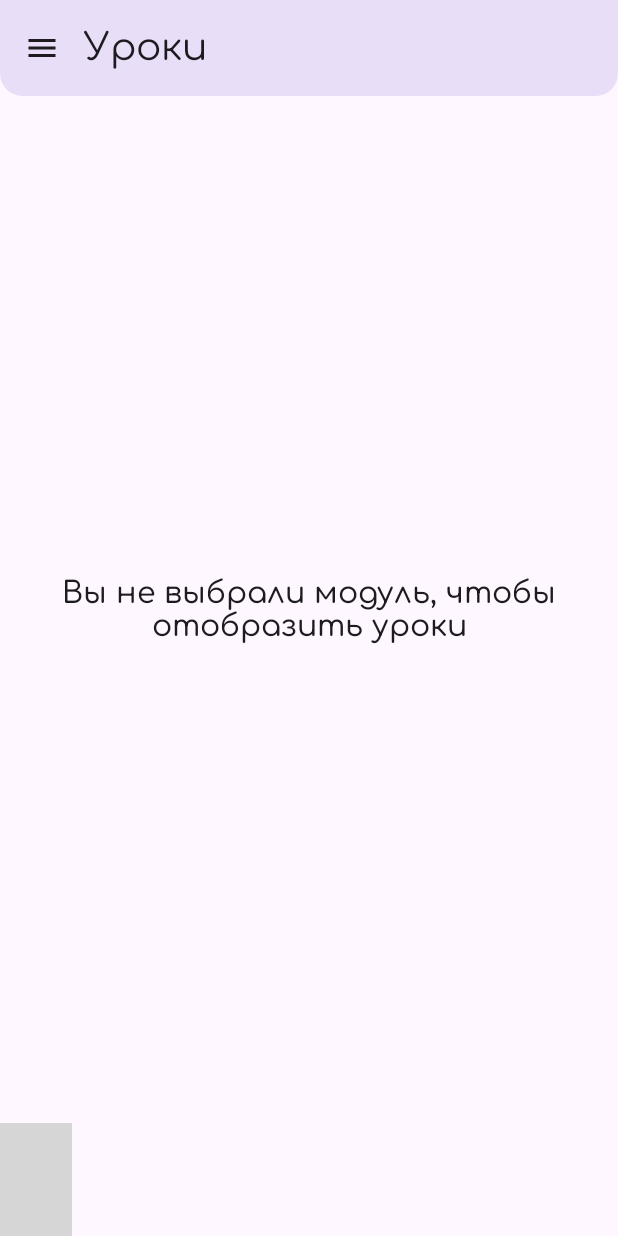
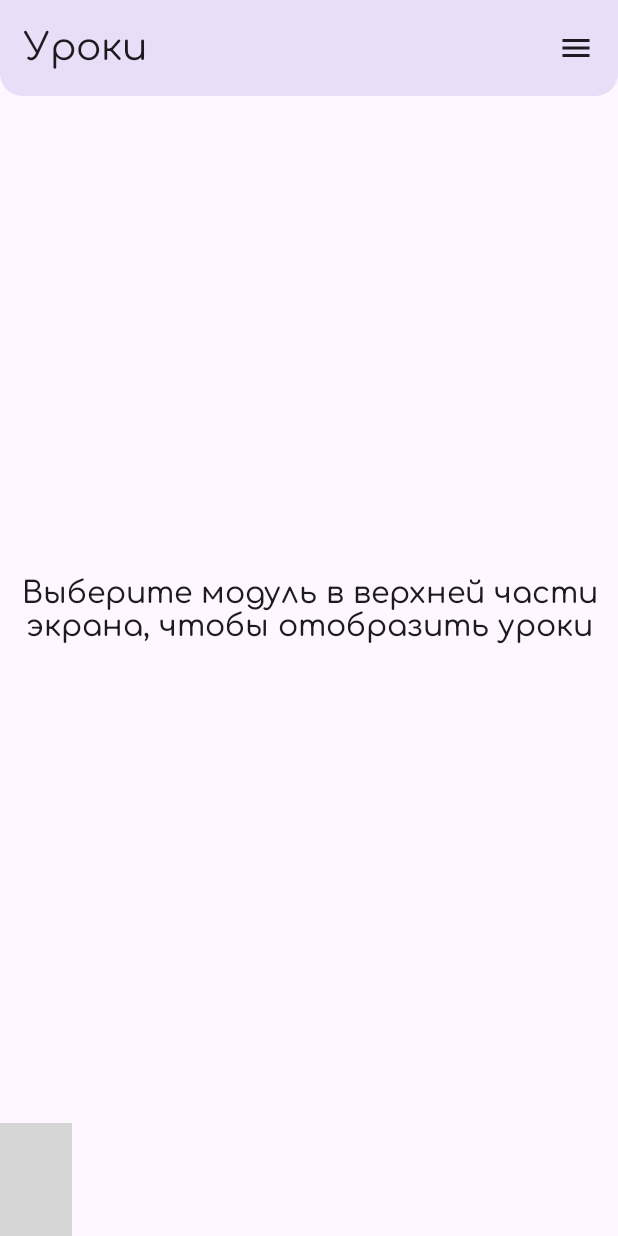
Before and after one commit to NikolaeJoacabine/CAcademy, an Android app built with Jetpack Compose: the screen it shows after launch (MainActivity), on a phone screen of 412 x 824 dp. Run offline under Robolectric (Android 15) with nearby library versions, the phone set to English and light mode, and no system bars; our stand-ins replace Room's generated code, accompanist; libraries missing offline, so code that uses them is left out: com.exyte.animatednavbar; 2 statements that could not run were skipped; grey boxes are pictures that could not be loaded.

Commit message:
Ну оч крутое приложение

```diff
--- a/app/src/main/java/com/nikolaej/cacademy/AcademyApplication.kt
+++ b/app/src/main/java/com/nikolaej/cacademy/AcademyApplication.kt
@@ -1,6 +1,10 @@
 package com.nikolaej.cacademy
 
 import android.app.Application
+import android.content.Context
+import androidx.datastore.core.DataStore
+import androidx.datastore.preferences.core.Preferences
+import androidx.datastore.preferences.preferencesDataStore
 import com.nikolaej.cacademy.dataSQL.AppContainer
 import com.nikolaej.cacademy.dataSQL.AppDataContainer
 
--- a/app/src/main/java/com/nikolaej/cacademy/MainActivity.kt
+++ b/app/src/main/java/com/nikolaej/cacademy/MainActivity.kt
@@ -18,7 +18,7 @@ import com.nikolaej.cacademy.ui.theme.CAcademyTheme
 class MainActivity : ComponentActivity() {
     override fun onCreate(savedInstanceState: Bundle?) {
         super.onCreate(savedInstanceState)
-        WindowCompat.setDecorFitsSystemWindows(window, false)
+
         setContent {
 
             val Theme = isSystemInDarkTheme()
--- a/app/src/main/java/com/nikolaej/cacademy/MainAppContainer.kt
+++ b/app/src/main/java/com/nikolaej/cacademy/MainAppContainer.kt
@@ -6,11 +6,16 @@ import androidx.compose.animation.fadeIn
 import androidx.compose.animation.fadeOut
 import androidx.compose.animation.slideInVertically
 import androidx.compose.animation.slideOutVertically
+import androidx.compose.foundation.layout.Arrangement
 import androidx.compose.foundation.layout.Box
+import androidx.compose.foundation.layout.Column
 import androidx.compose.foundation.layout.PaddingValues
+import androidx.compose.foundation.layout.Row
+import androidx.compose.foundation.layout.Spacer
 import androidx.compose.foundation.layout.WindowInsets
 import androidx.compose.foundation.layout.asPaddingValues
 import androidx.compose.foundation.layout.fillMaxSize
+import androidx.compose.foundation.layout.fillMaxWidth
 import androidx.compose.foundation.layout.height
 import androidx.compose.foundation.layout.padding
 import androidx.compose.foundation.layout.size
@@ -18,8 +23,11 @@ import androidx.compose.foundation.layout.systemBars
 import androidx.compose.foundation.shape.RoundedCornerShape
 import androidx.compose.material.icons.Icons
 import androidx.compose.material.icons.filled.AccountCircle
+import androidx.compose.material.icons.filled.ArrowBack
 import androidx.compose.material.icons.filled.Book
 import androidx.compose.material.icons.filled.Menu
+import androidx.compose.material.icons.filled.Settings
+import androidx.compose.material3.ElevatedButton
 import androidx.compose.material3.ExperimentalMaterial3Api
 import androidx.compose.material3.Icon
 import androidx.compose.material3.IconButton
@@ -35,6 +43,7 @@ import androidx.compose.runtime.getValue
 import androidx.compose.ui.Alignment
 import androidx.compose.ui.Modifier
 import androidx.compose.ui.draw.clip
+import androidx.compose.ui.text.style.TextAlign
 import androidx.compose.ui.unit.dp
 import androidx.lifecycle.viewmodel.compose.viewModel
 import androidx.navigation.NavBackStackEntry
@@ -73,19 +82,12 @@ fun ScreenApp(
     val paddingValue = WindowInsets.systemBars.asPaddingValues()
 
     val navBackStackEntry by navController.currentBackStackEntryAsState() //получаем в текстовом виде название страницы
-    val sheetState = rememberModalBottomSheetState()
+    val sheetState = rememberModalBottomSheetState(skipPartiallyExpanded = true)
 
     Scaffold(
         topBar = {
             //верхняя информационная панель, отсюда вызывается глобальное меню в приложении
             Beautiful_app_bar(
-                currentScreenTitle = when (navBackStackEntry?.destination?.route) {
-                    "FullLesson" -> "Уроки"
-                    "Module" -> "Модули"
-                    "Settings" -> "Настройки"
-                    "Progress" -> "Прогресс"
-                    else -> ""
-                },
                 navBackStackEntry = navBackStackEntry,
                 navController = navController,
                 gameviewModel = gameviewModel
@@ -164,6 +166,14 @@ fun ScreenApp(
             sheetState = sheetState,
             onDismissRequest = { gameviewModel.IndexModalBottomSheets = false }
         ) {
+            Column(
+                modifier = Modifier.fillMaxSize()
+            ) {
+                Text(
+                    text = "Выберите модуль",
+                    textAlign = TextAlign.Center,
+                    modifier = Modifier.fillMaxWidth()
+                )
                 ModuleScreen(
                     navigateToItemUpdate = {
                         gameviewModel.IndexModalBottomSheets = false
@@ -173,12 +183,12 @@ fun ScreenApp(
             }
         }
     }
+}
 
 
 @OptIn(ExperimentalMaterial3Api::class)
 @Composable
 private fun Beautiful_app_bar(
-    currentScreenTitle: String,
     navBackStackEntry: NavBackStackEntry?,
     navController: NavHostController,
     gameviewModel: CAcademyViewModel
@@ -198,17 +208,75 @@ private fun Beautiful_app_bar(
         //верхняя панель
         TopAppBar(
             title = {
-                Text(text = currentScreenTitle)
+                if (navBackStackEntry?.destination?.route == "FullLesson") {
+                    Row(
+                        horizontalArrangement = Arrangement.Center,
+                        verticalAlignment = Alignment.CenterVertically
+                    ) {
+                        Text(text = "Уроки")
+                        Spacer(modifier = Modifier.weight(1f))
+                        IconButton(
+                            onClick = {
+                                gameviewModel.IndexModalBottomSheets = true
                             },
-            //что делает кнопка
-            navigationIcon = {
-                IconButton(onClick = {
-                    gameviewModel.IndexModalBottomSheets = true
-                }
+                            modifier = Modifier.padding(horizontal = 4.dp)
+                        ) {
+                            Row(
+                                horizontalArrangement = Arrangement.Center,
+                                verticalAlignment = Alignment.CenterVertically
                             ) {
                                 Icon(
                                     imageVector = Icons.Default.Menu, contentDescription = null
                                 )
+                            }
+                        }
+                    }
+                }
+                if (navBackStackEntry?.destination?.route == "Progress") {
+                    Row(
+                        horizontalArrangement = Arrangement.Center,
+                        verticalAlignment = Alignment.CenterVertically
+                    ) {
+                        Text(text = "Профиль")
+                        Spacer(modifier = Modifier.weight(1f))
+                        IconButton(
+                            onClick = {
+                                navController.navigate(SettingsDestination.route)
+                            },
+                            modifier = Modifier.padding(horizontal = 4.dp)
+                        ) {
+                            Row(
+                                horizontalArrangement = Arrangement.Center,
+                                verticalAlignment = Alignment.CenterVertically
+                            ) {
+                                Icon(
+                                    imageVector = Icons.Default.Settings, contentDescription = null
+                                )
+                            }
+                        }
+                    }
+                }
+                if (navBackStackEntry?.destination?.route == "Settings") {
+                    Row(
+                        horizontalArrangement = Arrangement.Center,
+                        verticalAlignment = Alignment.CenterVertically
+                    ) {
+                        Text(text = "Настройки")
+                    }
+                }
+            },
+            navigationIcon = {
+                if (navBackStackEntry?.destination?.route == "Settings") {
+                    IconButton(
+                        onClick = {
+                            navController.popBackStack(ProgressDestination.route, inclusive = false)
+                        }
+                    ) {
+                        Icon(
+                            imageVector = Icons.Default.ArrowBack, contentDescription = null
+                        )
+                    }
+                    Spacer(modifier = Modifier.size(4.dp))
                 }
             },
             scrollBehavior = scrollBehavior,
@@ -236,7 +304,7 @@ private fun Very_beautiful_control_panel(
             targetOffsetY = { fullHeight -> fullHeight })
     ) {
         AnimatedNavigationBar(
-            modifier = Modifier.height(75.dp + ppp.calculateBottomPadding()),
+            modifier = Modifier.height(75.dp),
             selectedIndex = gameviewModel.selectedIndex,
             cornerRadius = shapeCornerRadius(30.dp, 30.dp, 0.dp, 0.dp),
             ballAnimation = Parabolic(tween(600)),
@@ -250,9 +318,7 @@ private fun Very_beautiful_control_panel(
                 modifier = Modifier
                     .fillMaxSize()
                     .noRippleClickable {
-
                         navController.popBackStack(LessonsDestination.route, inclusive = false)
-
                     },
                 contentAlignment = Alignment.Center
             ) {
--- a/app/src/main/java/com/nikolaej/cacademy/dataSQL/Lesson.kt
+++ b/app/src/main/java/com/nikolaej/cacademy/dataSQL/Lesson.kt
@@ -19,5 +19,5 @@ data class Lesson(
 data class User(
     @PrimaryKey
     val id: Int,
-    val nameLesson: String
+    val nameModule: String = ""
 )
--- a/app/src/main/java/com/nikolaej/cacademy/dataSQL/LessonDao.kt
+++ b/app/src/main/java/com/nikolaej/cacademy/dataSQL/LessonDao.kt
@@ -45,21 +45,4 @@ interface LessonDao{
         """
     )
     suspend fun getProgress():Int
-
-    @Query(
-        """
-            SELECT COUNT(*) FROM lesson
-            where nameModule = :name
-        """
-    )
-    suspend fun counttt(name:String): Int
-
-    @Query(
-        """
-            SELECT COUNT(:name) FROM lesson
-            where Yes = 1
-        """
-    )
-    suspend fun progress(name: String):Int
-
 }
--- a/app/src/main/java/com/nikolaej/cacademy/dataSQL/LessonDatabase.kt
+++ b/app/src/main/java/com/nikolaej/cacademy/dataSQL/LessonDatabase.kt
@@ -5,7 +5,7 @@ import androidx.room.Database
 import androidx.room.Room
 import androidx.room.RoomDatabase
 
-@Database(entities = [Lesson::class, User::class], version = 1 )
+@Database(entities = [Lesson::class], version = 1 )
 abstract class LessonDatabase: RoomDatabase() {
     abstract fun lessonDao(): LessonDao
 
--- a/app/src/main/java/com/nikolaej/cacademy/dataSQL/LessonRepository.kt
+++ b/app/src/main/java/com/nikolaej/cacademy/dataSQL/LessonRepository.kt
@@ -8,6 +8,4 @@ interface LessonRepository {
     suspend fun updateYes(id: Int)
     suspend fun updatePass(id: Int)
     suspend fun getProgress(): Int
-    suspend fun counttt(name: String): Int
-    suspend fun progress(name: String):Int
 }
--- a/app/src/main/java/com/nikolaej/cacademy/dataSQL/OfflineLessonRepository.kt
+++ b/app/src/main/java/com/nikolaej/cacademy/dataSQL/OfflineLessonRepository.kt
@@ -13,6 +13,4 @@ class OfflineLessonRepository(private val lessonDao: LessonDao):LessonRepository
 
     override suspend fun getProgress(): Int = lessonDao.getProgress()
 
-    override suspend fun counttt(name: String): Int = lessonDao.counttt(name)
-    override suspend fun progress(name: String): Int = lessonDao.progress(name)
 }
--- a/app/src/main/java/com/nikolaej/cacademy/ui/AppViewModelProvider.kt
+++ b/app/src/main/java/com/nikolaej/cacademy/ui/AppViewModelProvider.kt
@@ -2,6 +2,7 @@ package com.nikolaej.cacademy.ui
 
 import android.text.Spannable.Factory
 import androidx.lifecycle.ViewModelProvider
+import androidx.lifecycle.ViewModelProvider.AndroidViewModelFactory.Companion.APPLICATION_KEY
 import androidx.lifecycle.createSavedStateHandle
 import androidx.lifecycle.viewmodel.CreationExtras
 import androidx.lifecycle.viewmodel.initializer
@@ -36,4 +37,4 @@ object AppViewModelProvider {
 }
 
 fun CreationExtras.inventoryApplication(): AcademyApplication =
-    (this[ViewModelProvider.AndroidViewModelFactory.APPLICATION_KEY] as AcademyApplication)
+    (this[APPLICATION_KEY] as AcademyApplication)
--- a/app/src/main/java/com/nikolaej/cacademy/ui/CAcademyViewModel.kt
+++ b/app/src/main/java/com/nikolaej/cacademy/ui/CAcademyViewModel.kt
@@ -3,7 +3,6 @@ package com.nikolaej.cacademy.ui
 import androidx.compose.runtime.getValue
 import androidx.compose.runtime.mutableIntStateOf
 import androidx.compose.runtime.mutableStateOf
-import androidx.compose.runtime.remember
 import androidx.compose.runtime.setValue
 import androidx.lifecycle.ViewModel
 
@@ -18,5 +17,4 @@ class CAcademyViewModel: ViewModel() {
 
     var IndexModalBottomSheets by mutableStateOf(false)
 
-
 }
--- a/app/src/main/java/com/nikolaej/cacademy/ui/screen/LessonScreen.kt
+++ b/app/src/main/java/com/nikolaej/cacademy/ui/screen/LessonScreen.kt
@@ -239,7 +239,9 @@ fun LessonScreen(
         TabRow(
             selectedTabIndex = viewModel.selectTabIndex,
             indicator = indicator,
-            divider = {}
+            divider = {},
+            containerColor = MaterialTheme.colorScheme.secondaryContainer,
+            modifier = Modifier.clip(shape = RoundedCornerShape(0.dp, 0.dp, 15.dp, 15.dp))
         ) {
             tabItem.forEachIndexed { index, title ->
                 Tab(
@@ -680,7 +682,7 @@ private fun CustomIndicator(tabPositions: List<TabPosition>, pagerState: PagerSt
             .padding(2.dp)
             .fillMaxSize()
             .border(
-                BorderStroke(2.dp, MaterialTheme.colorScheme.secondaryContainer),
+                BorderStroke(2.dp, MaterialTheme.colorScheme.primary),
                 RoundedCornerShape(50)
             )
             .zIndex(1f)
--- a/app/src/main/java/com/nikolaej/cacademy/ui/screen/LessonsScreen.kt
+++ b/app/src/main/java/com/nikolaej/cacademy/ui/screen/LessonsScreen.kt
@@ -81,7 +81,7 @@ fun LessonScreenCard(
             verticalArrangement = Arrangement.Center
         ) {
             Text(
-                text = "Вы не выбрали модуль, чтобы отобразить уроки",
+                text = "Выберите модуль в верхней части экрана, чтобы отобразить уроки",
                 textAlign = TextAlign.Center
             )
         }
@@ -142,9 +142,6 @@ fun LessonScreenCard(
         }
     }
 
-
-
-
     if (isSheetOpen) {
         DialogWithImage(
             onDismissRequest = { isSheetOpen = false },
@@ -154,8 +151,6 @@ fun LessonScreenCard(
             id = id
         )
     }
-
-
 
     if (!pass1) {
         haptic.performHapticFeedback(HapticFeedbackType.LongPress)
--- a/app/src/main/java/com/nikolaej/cacademy/ui/screen/SettingsScreen.kt
+++ b/app/src/main/java/com/nikolaej/cacademy/ui/screen/SettingsScreen.kt
@@ -49,5 +49,4 @@ fun SettingsScreen(
 
         }
     }
-
 }
--- a/app/src/main/java/com/nikolaej/cacademy/ui/theme/Theme.kt
+++ b/app/src/main/java/com/nikolaej/cacademy/ui/theme/Theme.kt
@@ -3,6 +3,7 @@ package com.nikolaej.cacademy.ui.theme
 import android.app.Activity
 import android.os.Build
 import androidx.compose.foundation.isSystemInDarkTheme
+import androidx.compose.material3.ColorScheme
 import androidx.compose.material3.MaterialTheme
 import androidx.compose.material3.darkColorScheme
 import androidx.compose.material3.dynamicDarkColorScheme
@@ -109,10 +110,10 @@ fun CAcademyTheme(
     if (!view.isInEditMode) {
         SideEffect {
             val window = (view.context as Activity).window
-            window.statusBarColor = Color.Transparent.toArgb()
-            window.navigationBarColor = Color.Transparent.toArgb()
+            WindowCompat.getInsetsController(window, view).isAppearanceLightStatusBars = !darkTheme
+            window.statusBarColor = colorScheme.secondaryContainer.toArgb()
             WindowCompat.getInsetsController(window, view).isAppearanceLightNavigationBars = !darkTheme
-            WindowCompat.getInsetsController(window, view).isAppearanceLightStatusBars = !darkTheme
+
         }
     }
 
```
Also changed, not shown: app/src/main/java/com/nikolaej/cacademy/ui/screen/ModuleScreen.kt (+24 -11 lines), app/src/main/java/com/nikolaej/cacademy/ui/screen/ModuleScreenViewModel.kt (+1 -7 lines). Lines whose indentation alone changed are shown as unchanged.
